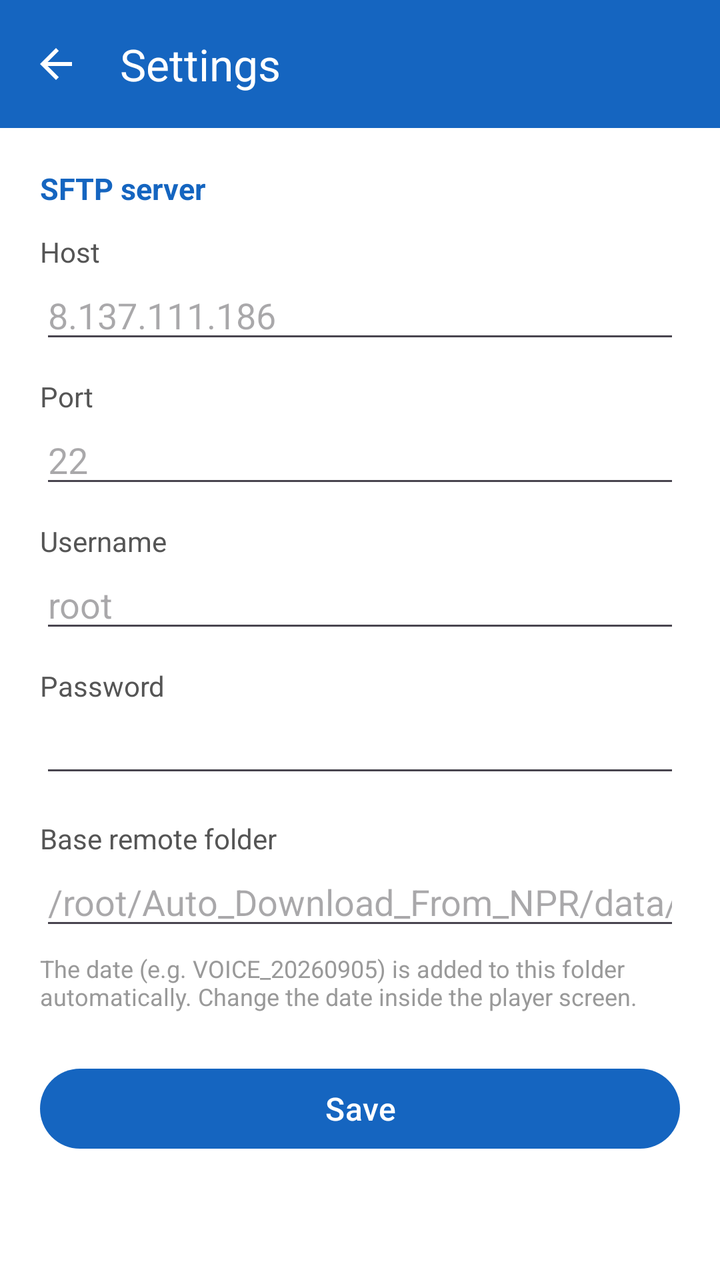
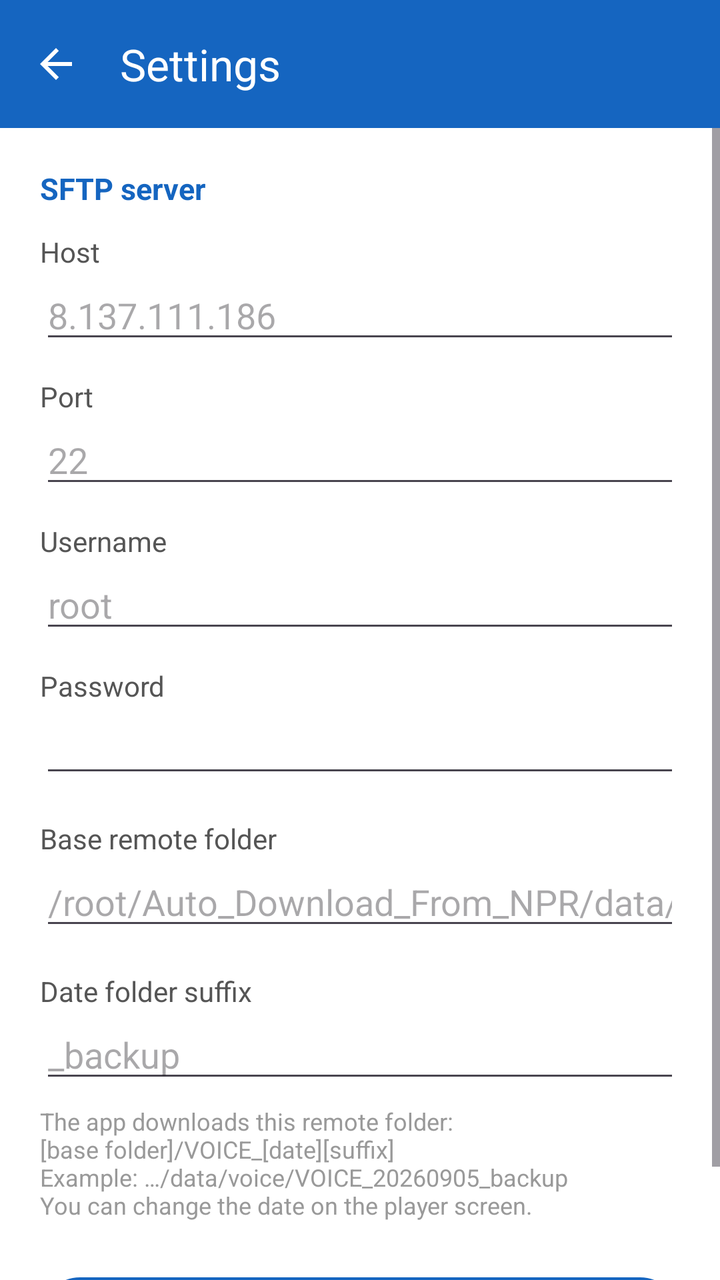

The first picture is an Android layout as it rendered before a commit; the second is the same layout after the commit. The layout source and the unified diff follow.
<!-- AndroidManifest.xml: application theme Theme.WLCNews -->
<!-- res/layout/activity_settings.xml -->
<?xml version="1.0" encoding="utf-8"?>
<LinearLayout xmlns:android="http://schemas.android.com/apk/res/android"
    xmlns:app="http://schemas.android.com/apk/res-auto"
    android:layout_width="match_parent"
    android:layout_height="match_parent"
    android:orientation="vertical"
    android:background="@color/white">

    <com.google.android.material.appbar.MaterialToolbar
        android:id="@+id/toolbar"
        android:layout_width="match_parent"
        android:layout_height="?attr/actionBarSize"
        android:background="@color/primary"
        app:navigationIcon="@drawable/ic_back_white"
        app:title="@string/settings"
        app:titleTextColor="@color/white"
        android:theme="@style/ThemeOverlay.AppCompat.Dark" />

    <ScrollView
        android:layout_width="match_parent"
        android:layout_height="match_parent"
        android:fillViewport="true">

        <LinearLayout
            android:layout_width="match_parent"
            android:layout_height="wrap_content"
            android:orientation="vertical"
            android:padding="20dp">

            <TextView
                android:layout_width="wrap_content"
                android:layout_height="wrap_content"
                android:text="SFTP server"
                android:textSize="15sp"
                android:textStyle="bold"
                android:textColor="@color/primary"
                android:layout_marginBottom="12dp" />

            <TextView
                android:layout_width="wrap_content"
                android:layout_height="wrap_content"
                android:text="Host"
                android:textColor="#555555" />
            <EditText
                android:id="@+id/etHost"
                android:layout_width="match_parent"
                android:layout_height="wrap_content"
                android:hint="8.137.111.186"
                android:inputType="textUri" />

            <TextView
                android:layout_width="wrap_content"
                android:layout_height="wrap_content"
                android:text="Port"
                android:textColor="#555555"
                android:layout_marginTop="12dp" />
            <EditText
                android:id="@+id/etPort"
                android:layout_width="match_parent"
                android:layout_height="wrap_content"
                android:hint="22"
                android:inputType="number" />

            <TextView
                android:layout_width="wrap_content"
                android:layout_height="wrap_content"
                android:text="Username"
                android:textColor="#555555"
                android:layout_marginTop="12dp" />
            <EditText
                android:id="@+id/etUser"
                android:layout_width="match_parent"
                android:layout_height="wrap_content"
                android:hint="root"
                android:inputType="text" />

            <TextView
                android:layout_width="wrap_content"
                android:layout_height="wrap_content"
                android:text="Password"
                android:textColor="#555555"
                android:layout_marginTop="12dp" />
            <EditText
                android:id="@+id/etPass"
                android:layout_width="match_parent"
                android:layout_height="wrap_content"
                android:inputType="textPassword" />

            <TextView
                android:layout_width="wrap_content"
                android:layout_height="wrap_content"
                android:text="Base remote folder"
                android:textColor="#555555"
                android:layout_marginTop="16dp" />
            <EditText
                android:id="@+id/etBasePath"
                android:layout_width="match_parent"
                android:layout_height="wrap_content"
                android:hint="/root/Auto_Download_From_NPR/data/voice"
                android:inputType="textUri" />

            <TextView
                android:id="@+id/tvFolderHint"
                android:layout_width="match_parent"
                android:layout_height="wrap_content"
                android:layout_marginTop="6dp"
                android:textColor="#999999"
                android:textSize="12sp"
                android:text="The date (e.g. VOICE_20260905) is added to this folder automatically. Change the date inside the player screen." />

            <com.google.android.material.button.MaterialButton
                android:id="@+id/btnSave"
                android:layout_width="match_parent"
                android:layout_height="wrap_content"
                android:layout_marginTop="24dp"
                android:text="Save"
                android:textSize="16sp" />
        </LinearLayout>
    </ScrollView>
</LinearLayout>
<!-- resources referenced by this layout -->
<resources>
  <color name="primary">#1565C0</color>
  <color name="white">#FFFFFF</color>
  <!-- drawable ic_back_white (drawable) -->
  <vector xmlns:android="http://schemas.android.com/apk/res/android"
      android:width="24dp" android:height="24dp"
      android:viewportWidth="24" android:viewportHeight="24">
      <path android:fillColor="#FFFFFF" android:pathData="M20,11H7.83l5.59,-5.59L12,4l-8,8 8,8 1.41,-1.41L7.83,13H20v-2z" />
  </vector>
  <string name="settings">Settings</string>
  <style name="Theme.WLCNews" parent="Theme.Material3.DayNight.NoActionBar">
          <item name="colorPrimary">@color/primary</item>
          <item name="colorOnPrimary">@color/white</item>
          <item name="android:statusBarColor">@color/primary_dark</item>
          <item name="android:navigationBarColor">@color/primary_dark</item>
          
          <item name="android:windowOptOutEdgeToEdgeEnforcement">true</item>
      </style>
  <color name="primary_dark">#0D47A1</color>
</resources>

<!-- the commit's change to res/layout/activity_settings.xml (unified diff, before → after) -->
@@ -100,13 +100,26 @@
                 android:inputType="textUri" />
 
             <TextView
+                android:layout_width="wrap_content"
+                android:layout_height="wrap_content"
+                android:text="Date folder suffix"
+                android:textColor="#555555"
+                android:layout_marginTop="16dp" />
+            <EditText
+                android:id="@+id/etSuffix"
+                android:layout_width="match_parent"
+                android:layout_height="wrap_content"
+                android:hint="_backup"
+                android:inputType="text" />
+
+            <TextView
                 android:id="@+id/tvFolderHint"
                 android:layout_width="match_parent"
                 android:layout_height="wrap_content"
                 android:layout_marginTop="6dp"
                 android:textColor="#999999"
                 android:textSize="12sp"
-                android:text="The date (e.g. VOICE_20260905) is added to this folder automatically. Change the date inside the player screen." />
+                android:text="The app downloads this remote folder:\n[base folder]/VOICE_[date][suffix]\nExample: …/data/voice/VOICE_20260905_backup\nYou can change the date on the player screen." />
 
             <com.google.android.material.button.MaterialButton
                 android:id="@+id/btnSave"
